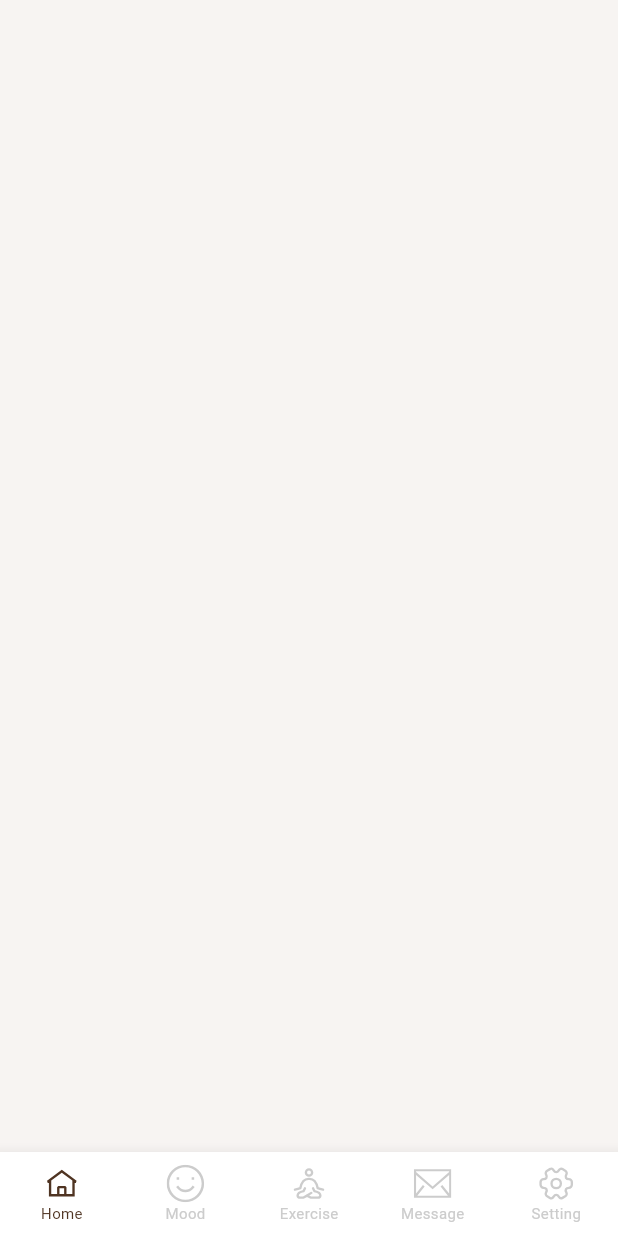
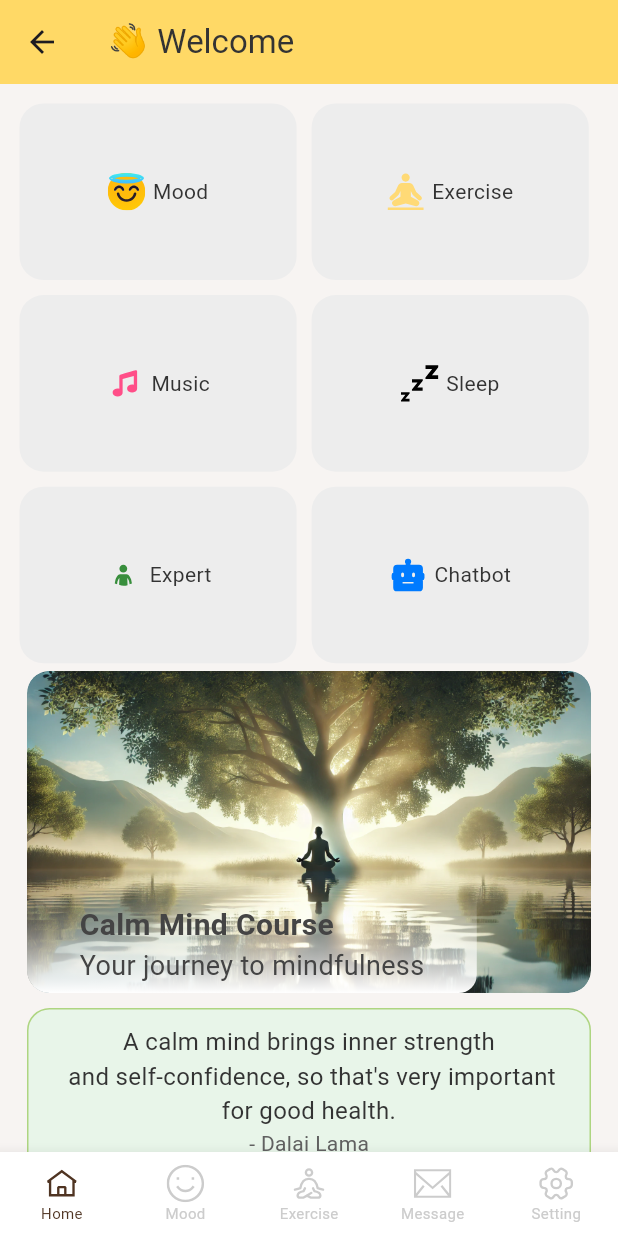
Before and after one commit to TaiMinh2002/MENTAL_HEALTH_APPLICATION, a Flutter app: the DashboardPage screen opened by its route, on a phone screen of 412 x 824 dp. Run offline on Flutter 3.47's test engine with Material 3 defaults, Android fonts, the phone set to English and light mode, and no system bars; our stand-ins replace device_info_plus, dio, flutter_screenutil, flutter_svg, get, get_storage and 4 more; missing offline and left inert: android_id, flutter_inappwebview; accounts and stored records are empty.

Commit message:
create home page

```diff
--- a/mental_healing/assets/translations/en.json
+++ b/mental_healing/assets/translations/en.json
@@ -97,5 +97,11 @@
     "extremely_stressed_label": "Extremely Stressed",
     "take_photo": "Take Photo",
     "choose_from_gallery": "Choose from Gallery",
-    "remove_avatar": "Remove Avatar"
+    "remove_avatar": "Remove Avatar",
+    "calm_mind_course": "Calm Mind Course",
+    "journey_to_mindfulness": "Your journey to mindfulness",
+    "sleep": "Sleep",
+    "music": "Music",
+    "expert": "Expert",
+    "chatbot": "Chatbot"
 }
--- a/mental_healing/assets/translations/vi.json
+++ b/mental_healing/assets/translations/vi.json
@@ -97,5 +97,11 @@
   "extremely_stressed_label": "Cực Kỳ Căng Thẳng",
   "take_photo": "Chụp Ảnh",
   "choose_from_gallery": "Chọn từ Thư viện",
-  "remove_avatar": "Xóa Avatar"
+  "remove_avatar": "Xóa Avatar",
+  "calm_mind_course": "Khóa Học Tâm Trí Bình Tĩnh",
+  "journey_to_mindfulness": "Hành trình đến sự tỉnh thức của bạn",
+  "sleep": "Giấc Ngủ",
+  "music": "Âm Nhạc",
+  "expert": "Chuyên Gia",
+  "chatbot": "Chatbot"
 }
--- a/mental_healing/lib/page/dashboard/dashboardpage.dart
+++ b/mental_healing/lib/page/dashboard/dashboardpage.dart
@@ -1,6 +1,7 @@
 import 'package:mental_healing/generated/locales.g.dart';
 import 'package:mental_healing/import.dart';
 import 'package:mental_healing/page/dashboard/dashboard_controller.dart';
+import 'package:mental_healing/page/home/home_page.dart';
 import 'package:mental_healing/page/setting/setting_page.dart';
 
 class DashboardPage extends StatelessWidget {
@@ -18,7 +19,7 @@ class DashboardPage extends StatelessWidget {
                 () => IndexedStack(
                   index: controller.currentTabIndex.value,
                   children: [
-                    Container(),
+                    HomePage(),
                     Container(),
                     Container(),
                     Container(),
--- /dev/null
+++ b/mental_healing/lib/page/home/home_controller.dart
@@ -0,0 +1,3 @@
+import 'package:mental_healing/import.dart';
+
+class HomeController extends GetxController {}
--- /dev/null
+++ b/mental_healing/lib/page/home/home_page.dart
@@ -0,0 +1,182 @@
+import 'package:mental_healing/generated/locales.g.dart';
+import 'package:mental_healing/import.dart';
+import 'package:mental_healing/page/home/home_controller.dart';
+
+class HomePage extends StatelessWidget {
+  final HomeController controller = Get.put(HomeController());
+  HomePage({super.key});
+
+  @override
+  Widget build(BuildContext context) {
+    return SafeArea(
+      child: Scaffold(
+        backgroundColor: const Color(0xffF7F4F2),
+        body: CustomScrollView(
+          slivers: [
+            const SliverAppBar(
+              pinned: true,
+              backgroundColor: Color(0xffFFD966),
+              expandedHeight: 50,
+              title: Text(
+                '👋 Welcome',
+                style: TextStyle(color: Color(0xff333333)),
+              ),
+            ),
+            SliverToBoxAdapter(
+              child: Padding(
+                padding: const EdgeInsets.all(8.0),
+                child: Column(
+                  children: [
+                    Row(
+                      children: [
+                        _buildGridItem(
+                            LocaleKeys.mood.tr, AssetIcons.mood, context),
+                        _buildGridItem(
+                            LocaleKeys.exercise.tr, AssetIcons.calm, context),
+                      ],
+                    ),
+                    Row(
+                      children: [
+                        _buildGridItem(
+                            LocaleKeys.music.tr, AssetIcons.music, context),
+                        _buildGridItem(
+                            LocaleKeys.sleep.tr, AssetIcons.sleep, context),
+                      ],
+                    ),
+                    Row(
+                      children: [
+                        _buildGridItem(
+                            LocaleKeys.expert.tr, AssetIcons.experts, context),
+                        _buildGridItem(
+                            LocaleKeys.chatbot.tr, AssetIcons.chatbot, context),
+                      ],
+                    ),
+                    _image(),
+                    _quote()
+                  ],
+                ),
+              ),
+            ),
+          ],
+        ),
+      ),
+    );
+  }
+
+  Widget _buildGridItem(String title, String icon, BuildContext context) {
+    final double screenHeight = MediaQuery.of(context).size.height;
+    final double screenWidth = MediaQuery.of(context).size.width;
+
+    return Container(
+      margin: const EdgeInsets.all(5),
+      height: screenHeight / 7,
+      width: screenWidth / 2.23,
+      decoration: BoxDecoration(
+        color: const Color(0xffEDEDED),
+        borderRadius: BorderRadius.circular(16),
+      ),
+      child: Center(
+        child: Row(
+          mainAxisSize: MainAxisSize.min,
+          children: [
+            SvgPicture.asset(icon, height: 25, width: 25),
+            Padding(
+              padding: const EdgeInsets.only(left: 5.0),
+              child: Text(
+                title,
+                style: const TextStyle(color: Color(0xff333333)),
+              ),
+            ),
+          ],
+        ),
+      ),
+    );
+  }
+
+  Widget _image() {
+    return Padding(
+      padding: const EdgeInsets.symmetric(horizontal: 10.0),
+      child: ClipRRect(
+        borderRadius: BorderRadius.circular(15.0),
+        child: Stack(children: [
+          ClipRRect(
+            borderRadius: BorderRadius.circular(15),
+            child: Image.asset(
+              AssetImages.mindfullness,
+              fit: BoxFit.cover,
+            ),
+          ),
+          Positioned(
+            bottom: 0,
+            child: Container(
+              decoration: BoxDecoration(
+                  borderRadius: const BorderRadius.only(
+                      bottomLeft: Radius.circular(12),
+                      bottomRight: Radius.circular(12)),
+                  gradient: LinearGradient(
+                      begin: Alignment.topCenter,
+                      end: Alignment.bottomCenter,
+                      colors: [
+                        const Color(0xffFFFFFF).withOpacity(0),
+                        const Color(0xffFFFFFF)
+                      ])),
+              child: Padding(
+                padding:
+                    const EdgeInsets.symmetric(horizontal: 35, vertical: 5),
+                child: Column(
+                    mainAxisSize: MainAxisSize.min,
+                    crossAxisAlignment: CrossAxisAlignment.start,
+                    children: [
+                      Text(
+                        LocaleKeys.calm_mind_course.tr,
+                        maxLines: 2,
+                        overflow: TextOverflow.ellipsis,
+                        style: const TextStyle(
+                            fontSize: 20,
+                            color: Color(0xff444444),
+                            fontWeight: FontWeight.bold),
+                      ),
+                      Text(
+                        LocaleKeys.journey_to_mindfulness.tr,
+                        maxLines: 2,
+                        overflow: TextOverflow.ellipsis,
+                        style: const TextStyle(
+                            fontSize: 18,
+                            color: Color(0xff444444),
+                            fontWeight: FontWeight.w400),
+                      ),
+                    ]),
+              ),
+            ),
+          ),
+        ]),
+      ),
+    );
+  }
+
+  Widget _quote() {
+    return Container(
+      padding: const EdgeInsets.all(10),
+      margin: const EdgeInsets.all(10),
+      decoration: BoxDecoration(
+          color: const Color(0xffE8F5E9),
+          border: Border.all(
+            color: const Color(0xffAED581),
+          ),
+          borderRadius: BorderRadius.circular(15)),
+      child: const Column(
+        children: [
+          Text(
+            'A calm mind brings inner strength\n and self-confidence, so that\'s very important for good health.',
+            textAlign: TextAlign.center,
+            style: TextStyle(fontSize: 16, color: Color(0xff333333)),
+          ),
+          Text(
+            '- Dalai Lama',
+            style: TextStyle(fontSize: 14, color: Color(0xff616161)),
+          ),
+        ],
+      ),
+    );
+  }
+}
--- a/mental_healing/lib/r.dart
+++ b/mental_healing/lib/r.dart
@@ -8,6 +8,7 @@ class AssetImages {
 	static const String intro2 = 'assets/images/intro2.png';
 	static const String intro3 = 'assets/images/intro3.png';
 	static const String man = 'assets/images/man.png';
+	static const String mindfullness = 'assets/images/mindfullness.png';
 	static const String neutralMood = 'assets/images/neutral_mood.png';
 	static const String noPerson = 'assets/images/no_person.png';
 	static const String sadMood = 'assets/images/sad_mood.png';
@@ -15,13 +16,16 @@ class AssetImages {
 	static const String splashLogo = 'assets/images/splash_logo.png';
 	static const String thinkingStress = 'assets/images/thinking_stress.png';
 	static const String tiredMood = 'assets/images/tired_mood.png';
+	static const String waveHand = 'assets/images/wave_hand.png';
 	static const String woman = 'assets/images/woman.png';
 }
 
 class AssetIcons {
 	static const String back = 'assets/icons/back.svg';
+	static const String calm = 'assets/icons/calm.svg';
 	static const String cancel = 'assets/icons/cancel.svg';
 	static const String centerPointerIcon = 'assets/icons/center_pointer_icon.svg';
+	static const String chatbot = 'assets/icons/chatbot.svg';
 	static const String chooseAvatar = 'assets/icons/choose_avatar.svg';
 	static const String clock = 'assets/icons/clock.svg';
 	static const String darkMode = 'assets/icons/dark_mode.svg';
@@ -32,6 +36,7 @@ class AssetIcons {
 	static const String dashboard6 = 'assets/icons/dashboard6.svg';
 	static const String dropdownIcon = 'assets/icons/dropdown_icon.svg';
 	static const String emergency = 'assets/icons/emergency.svg';
+	static const String experts = 'assets/icons/experts.svg';
 	static const String feedback = 'assets/icons/feedback.svg';
 	static const String female = 'assets/icons/female.svg';
 	static const String getStartHeader = 'assets/icons/get_start_header.svg';
@@ -47,6 +52,8 @@ class AssetIcons {
 	static const String language = 'assets/icons/language.svg';
 	static const String logo = 'assets/icons/logo.svg';
 	static const String male = 'assets/icons/male.svg';
+	static const String mood = 'assets/icons/mood.svg';
+	static const String music = 'assets/icons/music.svg';
 	static const String neutralIcon = 'assets/icons/neutral_icon.svg';
 	static const String next = 'assets/icons/next.svg';
 	static const String nextSetting = 'assets/icons/next_setting.svg';
@@ -57,6 +64,7 @@ class AssetIcons {
 	static const String sadIcon = 'assets/icons/sad_icon.svg';
 	static const String share = 'assets/icons/share.svg';
 	static const String signOut = 'assets/icons/sign_out.svg';
+	static const String sleep = 'assets/icons/sleep.svg';
 	static const String tiredIcon = 'assets/icons/tired_icon.svg';
 	static const String trash = 'assets/icons/trash.svg';
 	static const String warning = 'assets/icons/warning.svg';
```
Also changed, not shown: mental_healing/assets/icons/calm.svg (added), mental_healing/assets/icons/chatbot.svg (added), mental_healing/assets/icons/experts.svg (added), mental_healing/assets/icons/mood.svg (added), mental_healing/assets/icons/music.svg (added), mental_healing/assets/icons/sleep.svg (added), mental_healing/assets/images/mindfullness.png (added), mental_healing/assets/images/wave_hand.png (added), mental_healing/lib/generated/locales.g.dart.
